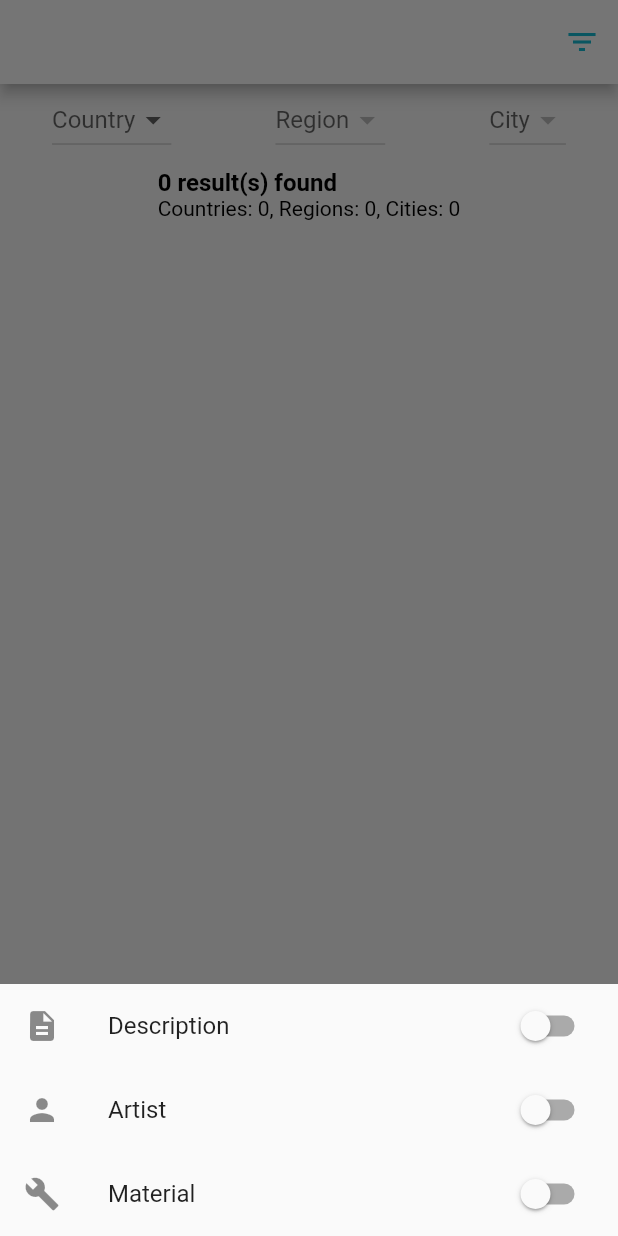
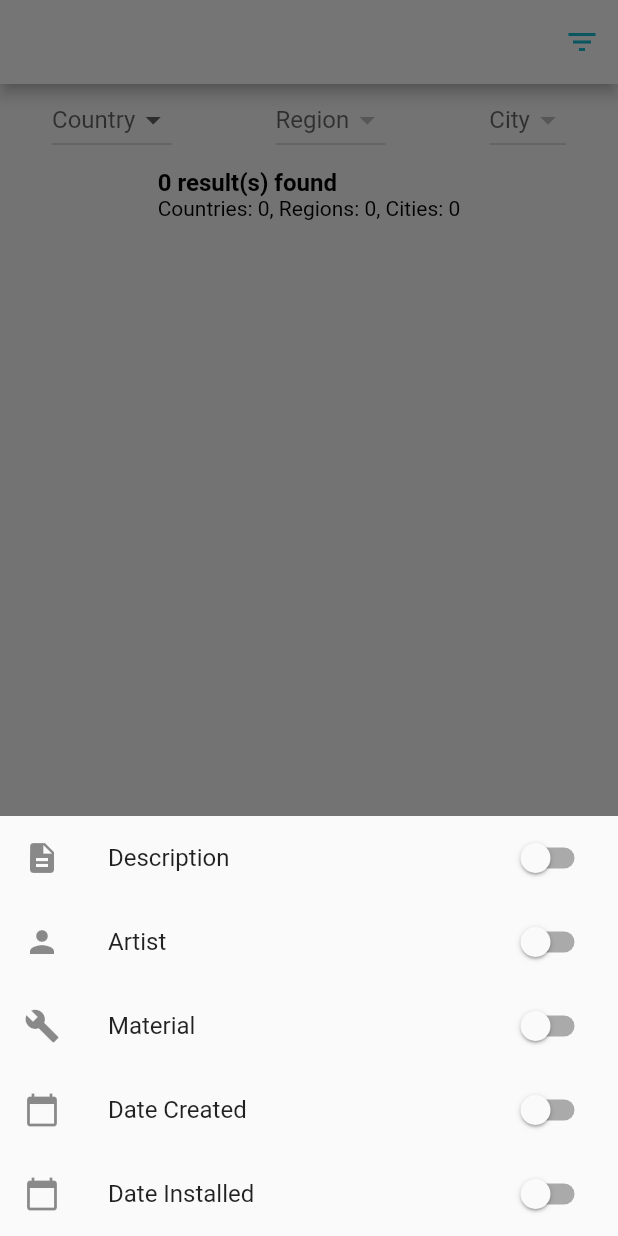
Before and after one commit to OpendataDeveloperNetwork/ODEN-DEMO-APP-Public-Art, a Flutter app: the FilterPage screen opened directly, after a tap on the "filter list" icon, on a phone screen of 412 x 824 dp. Run offline on Flutter 3.47's test engine with Material 2 defaults, Android fonts, the phone set to English and light mode, and no system bars; our stand-ins replace cloud_firestore, firebase_auth, firebase_core, flutter_speed_dial, geocoding, geolocator and 4 more; missing offline and left inert: dart:ffi, flutter_js, google_maps_cluster_manager; accounts and stored records are empty; generated files the repository leaves out were written again.

Commit message:
dateCreatged and dateInstalled working filters fields.

```diff
--- a/lib/screens/collections.dart
+++ b/lib/screens/collections.dart
@@ -30,6 +30,8 @@ class _FilterPageState extends State<FilterPage> {
   bool hasDescriptionFilter = false;
   bool hasArtistFilter = false;
   bool hasMaterialFilter = false;
+  bool dateCreatedFilter = false;
+  bool dateInstalledFilter = false;
 
   // this is the value of the dropdown menu
   String? selectedCountry;
@@ -94,6 +96,32 @@ class _FilterPageState extends State<FilterPage> {
                       onChanged: (bool value) {
                         setState(() {
                           hasMaterialFilter = value;
+                          filterData();
+                        });
+                      },
+                    ),
+                  ),
+                  ListTile(
+                    leading: const Icon(Icons.calendar_today),
+                    title: const Text('Date Created'),
+                    trailing: Switch(
+                      value: dateCreatedFilter,
+                      onChanged: (bool value) {
+                        setState(() {
+                          dateCreatedFilter = value;
+                          filterData();
+                        });
+                      },
+                    ),
+                  ),
+                  ListTile(
+                    leading: const Icon(Icons.calendar_today),
+                    title: const Text('Date Installed'),
+                    trailing: Switch(
+                      value: dateInstalledFilter,
+                      onChanged: (bool value) {
+                        setState(() {
+                          dateInstalledFilter = value;
                           filterData();
                         });
                       },
@@ -189,7 +217,9 @@ class _FilterPageState extends State<FilterPage> {
                 artPiece.city == selectedCity) &&
             (!hasDescriptionFilter || (artPiece.description?.isNotEmpty ?? false)) &&
             (!hasArtistFilter || (artPiece.artist?.isNotEmpty ?? false)) &&
-            (!hasMaterialFilter || (artPiece.material?.isNotEmpty ?? false));
+            (!hasMaterialFilter || (artPiece.material?.isNotEmpty ?? false)) &&
+            (!dateCreatedFilter || (artPiece.dateCreated?.isNotEmpty ?? false)) &&
+            (!dateInstalledFilter || (artPiece.dateInstalled?.isNotEmpty ?? false));
       }).toList();
 
       // Update the country, region, and city counts
```
